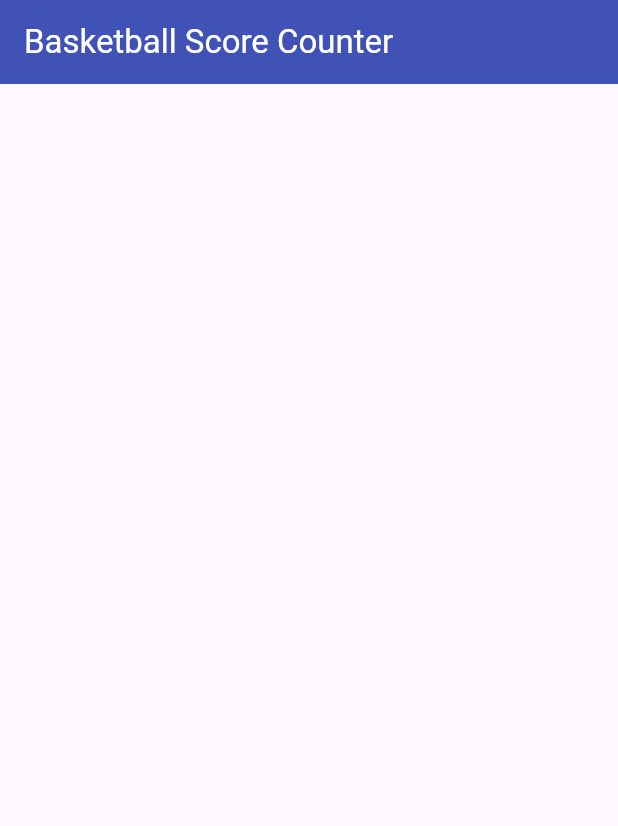
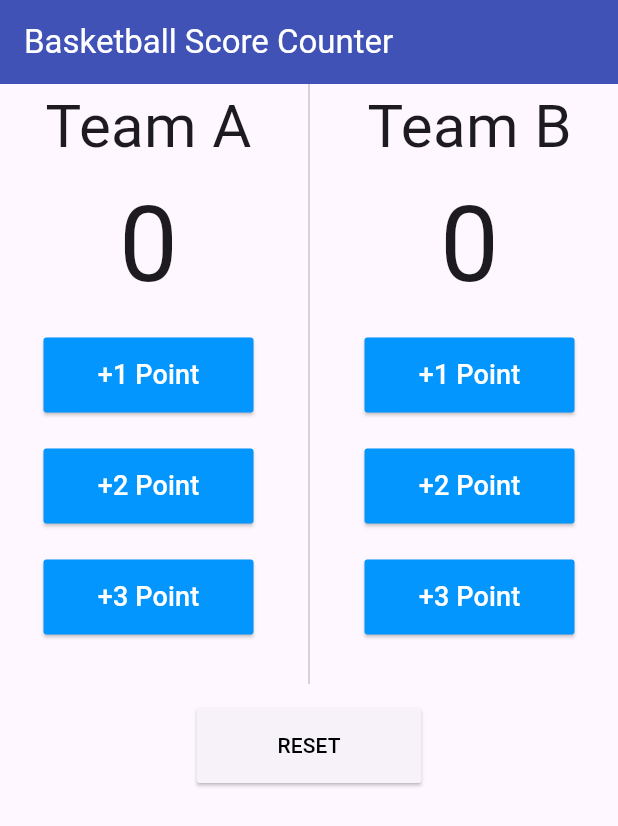
Before and after one commit to Nadeennoshy/basketball_points_counter_app, a Flutter app: the screen it shows after launch, on a phone screen of 412 x 824 dp. Shown: the top 826 px of the screen. Run offline on Flutter 3.47's test engine with Material 3 defaults, Android fonts, the phone set to English and light mode, and no system bars.

Commit message:
create app ui

```diff
--- a/lib/views/home_view.dart
+++ b/lib/views/home_view.dart
@@ -1,3 +1,5 @@
+import 'package:basketball_points_counter_app/widgets/reset_button.dart';
+import 'package:basketball_points_counter_app/widgets/team_column.dart';
 import 'package:flutter/material.dart';
 
 class HomeView extends StatelessWidget {
@@ -8,10 +10,28 @@ class HomeView extends StatelessWidget {
     return Scaffold(
       appBar: AppBar(
         backgroundColor: const Color(0xff4052B6),
-        title: const Text('Basketball Score Counter',
-        style: TextStyle(
-          color: Colors.white,
-        ),),
+        title: const Text(
+          'Basketball Score Counter',
+          style: TextStyle(
+            color: Colors.white,
+          ),
+        ),
+      ),
+      body: const Column(
+        children: [
+          SizedBox(
+            height: 400,
+            child: Row(
+                    mainAxisAlignment: MainAxisAlignment.spaceEvenly,
+              children: [
+                TeamColumn(teamName: 'Team A'),
+                VerticalDivider(),
+                TeamColumn(teamName: 'Team B')
+              ],
+            ),
+          ),
+          ResetButton(),
+        ],
       ),
     );
   }
--- /dev/null
+++ b/lib/widgets/counter_button.dart
@@ -0,0 +1,27 @@
+import 'package:flutter/material.dart';
+
+class CounterButton extends StatelessWidget {
+  const CounterButton({super.key,required this.counterText});
+  final String counterText;
+
+  @override
+  Widget build(BuildContext context) {
+    return Padding(
+      padding: const EdgeInsets.all(12.0),
+      child: ElevatedButton(
+        style: ElevatedButton.styleFrom(
+          shape: RoundedRectangleBorder(borderRadius: BorderRadius.circular(2),),
+          backgroundColor: const Color(0xff0396FE),
+          fixedSize: const Size(140,50),
+        ),
+        onPressed: () {},
+        child: Text(counterText,
+          style: const TextStyle(
+            color: Colors.white,
+            fontSize: 18,
+          ),
+        ),
+      ),
+    );
+  }
+}
--- /dev/null
+++ b/lib/widgets/reset_button.dart
@@ -0,0 +1,27 @@
+import 'package:flutter/material.dart';
+
+class ResetButton extends StatelessWidget {
+  const ResetButton({super.key});
+
+  @override
+  Widget build(BuildContext context) {
+    return Padding(
+      padding: const EdgeInsets.all(16.0),
+      child: ElevatedButton(
+        onPressed: () {},
+        style: ElevatedButton.styleFrom(
+          shape: RoundedRectangleBorder(
+            borderRadius: BorderRadius.circular(2),
+          ),
+        fixedSize: const Size(150,50),
+        ),
+        child: const Text(
+          'RESET',
+          style: TextStyle(
+            color: Colors.black,
+          ),
+        ),
+      ),
+    );
+  }
+}
--- /dev/null
+++ b/lib/widgets/team_column.dart
@@ -0,0 +1,27 @@
+import 'package:basketball_points_counter_app/widgets/counter_button.dart';
+import 'package:flutter/material.dart';
+
+class TeamColumn extends StatelessWidget {
+  const TeamColumn({super.key,required this.teamName});
+  final String teamName;
+
+  @override
+  Widget build(BuildContext context) {
+    return Column(
+        children: [
+          Text(teamName,
+          style: const TextStyle(
+            fontSize: 40,
+          ),
+          ),
+          const Text(
+            '0',
+            style: TextStyle(fontSize: 70),
+          ),
+          const CounterButton(counterText: '+1 Point'),
+          const CounterButton(counterText: '+2 Point'),
+          const CounterButton(counterText: '+3 Point')
+
+        ],
+      );
+}}
```
